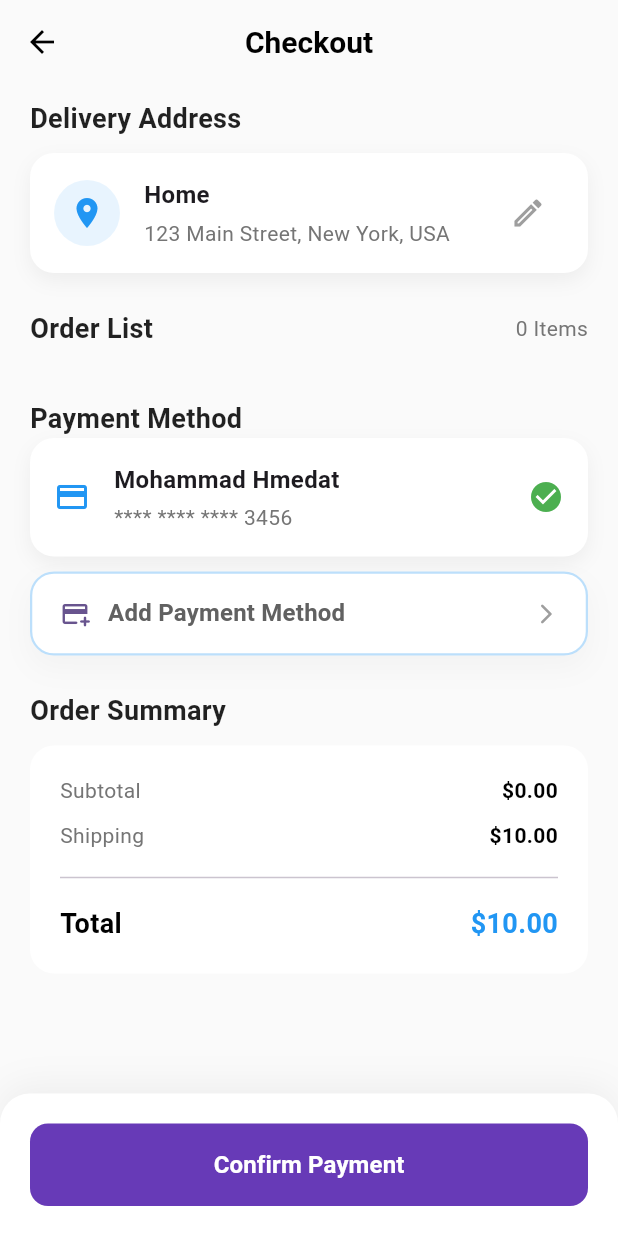
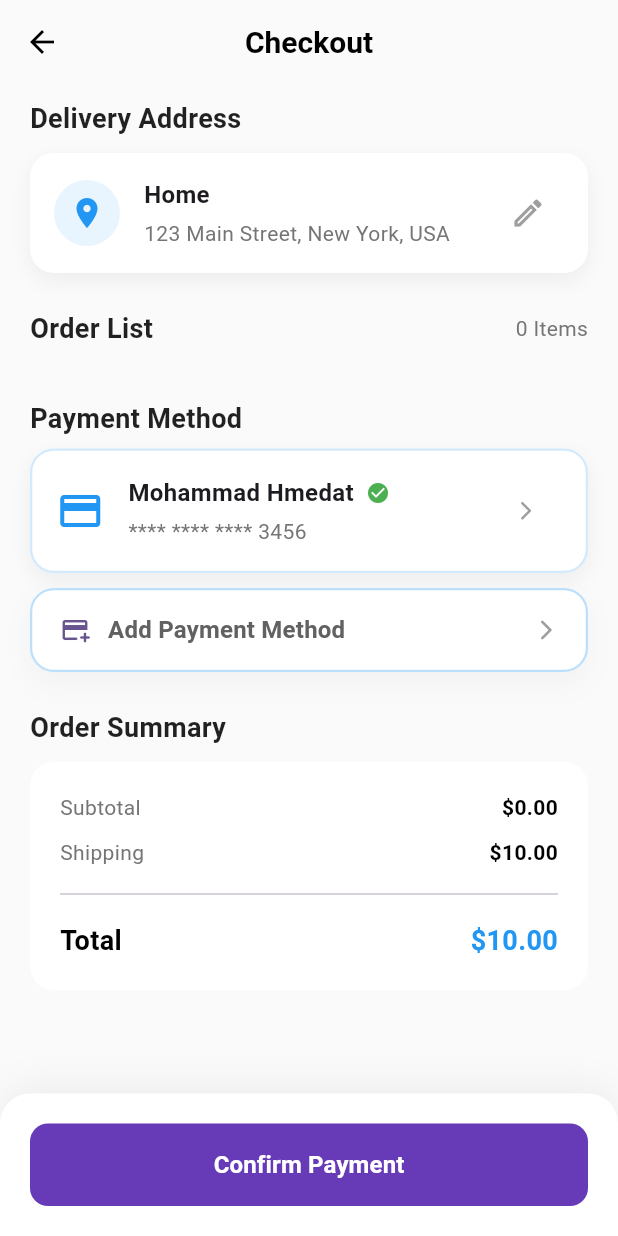
Before and after one commit to MohammadHumedat/E-Commerce-App, a Flutter app: the CheckoutPage screen opened by its route, on a phone screen of 412 x 824 dp. Run offline on Flutter 3.47's test engine with Material 3 defaults, Android fonts, the phone set to English and light mode, and no system bars; our stand-ins replace cached_network_image, flutter_animate, flutter_bloc, flutter_carousel_widget, flutter_dash, persistent_bottom_nav_bar_v2; network calls fail.

Commit message:
style: finalize the style of checkout page and add payment method

```diff
--- a/lib/views/pages/add_new_card.dart
+++ b/lib/views/pages/add_new_card.dart
@@ -4,7 +4,7 @@ import 'package:e_commerce_app/view_model/payment_card/card_state.dart';
 import 'package:flutter/material.dart';
 import 'package:flutter/services.dart';
 import 'package:flutter_bloc/flutter_bloc.dart'; // Import for FilteringTextInputFormatter
-
+// This page allows users to add a new credit/debit card.
 class AddNewCard extends StatefulWidget {
   const AddNewCard({super.key});
 
@@ -224,7 +224,7 @@ class _AddNewCardState extends State<AddNewCard> {
                   // Custom formatter to add spaces after every 4 digits for UX
                   _CardNumberInputFormatter(),
                 ],
-                validator: (value) => value?.replaceAll(' ', '').length != 19
+                validator: (value) => value?.replaceAll(' ', '').length != 16
                     ? 'Card number must be 16 digits'
                     : null,
               ),
--- a/lib/views/pages/checkout_page.dart
+++ b/lib/views/pages/checkout_page.dart
@@ -3,6 +3,7 @@ import 'package:e_commerce_app/models/Payment_cart_model.dart';
 
 import 'package:e_commerce_app/models/add_to_cart_model.dart';
 import 'package:e_commerce_app/view_model/checkout_cubit/checkout_cubit.dart';
+import 'package:e_commerce_app/views/widgets/payment_card_item.dart';
 import 'package:e_commerce_app/views/widgets/payment_method_card.dart';
 import 'package:flutter/material.dart';
 import 'package:flutter_animate/flutter_animate.dart';
@@ -13,52 +14,17 @@ class CheckoutPage extends StatelessWidget {
   const CheckoutPage({super.key});
 
   Widget _buildPaymentMethodItem(PaymentCardModel? chosenCard) {
+    // Updated,view and Add Payments cards.
     if (chosenCard == null) {
       return const Text(
         'No payment method selected',
         style: TextStyle(color: Colors.grey),
       );
     } else {
-      return Container(
-        padding: const EdgeInsets.all(16),
-        decoration: BoxDecoration(
-          color: Colors.white,
-          borderRadius: BorderRadius.circular(16),
-          boxShadow: [
-            BoxShadow(
-              color: Colors.black.withOpacity(0.05),
-              blurRadius: 10,
-              offset: const Offset(0, 5),
-            ),
-          ],
-        ),
-        child: Row(
-          children: [
-           const Icon(Icons.credit_card, color: Colors.blue),
-            const SizedBox(width: 16),
-            Expanded(
-              child: Column(
-                crossAxisAlignment: CrossAxisAlignment.start,
-                children: [
-                  Text(
-                    chosenCard.holderName,
-                    style: const TextStyle(
-                      fontWeight: FontWeight.bold,
-                      fontSize: 16,
-                    ),
-                  ),
-                  const SizedBox(height: 4),
-                  Text(
-                    '**** **** **** ${chosenCard.cardNumber.substring(chosenCard.cardNumber.length - 4)}',
-                    style: TextStyle(color: Colors.grey[600], fontSize: 14),
-                  ),
-                ],
-              ),
-            ),
-           const Icon(Icons.check_circle, color: Colors.green),
-          ],
-        ),
-      );
+      return PaymentCardItem(
+        chosenCard: chosenCard,
+        onTap: () {},
+      ); // Reused PaymentCardItem widget
     }
   }
 
@@ -113,7 +79,7 @@ class CheckoutPage extends StatelessWidget {
                   crossAxisAlignment: CrossAxisAlignment.start,
                   children:
                       [
-                            // 1. Delivery Address Section
+                            //  Delivery Address Section
                             _buildSectionHeader('Delivery Address'),
                             const SizedBox(height: 10),
                             // Address Card
@@ -181,8 +147,9 @@ class CheckoutPage extends StatelessWidget {
 
                             const SizedBox(height: 24),
 
-                            // 3. Payment Method Section
+                            //  Payment Method Section
                             _buildSectionHeader('Payment Method'),
+                            const SizedBox(height: 7),
                             _buildPaymentMethodItem(selectedPaymentCard),
                             const SizedBox(height: 10),
                             const PaymentMethodCard(), // Reused Payment Method Card Widget
--- /dev/null
+++ b/lib/views/widgets/payment_card_item.dart
@@ -0,0 +1,74 @@
+import 'package:e_commerce_app/models/Payment_cart_model.dart';
+import 'package:flutter/material.dart';
+
+class PaymentCardItem extends StatelessWidget {
+  const PaymentCardItem({super.key, required this.chosenCard,  required this.onTap});
+  final PaymentCardModel chosenCard;
+  final VoidCallback onTap;
+
+  @override
+  Widget build(BuildContext context) {
+    return InkWell(
+      onTap: () => onTap.call(),
+      child: Container(
+        padding: const EdgeInsets.all(16),
+        decoration: BoxDecoration(
+          color: Colors.white,
+          borderRadius: BorderRadius.circular(16),
+          border: Border.all(color: Colors.blue.withOpacity(0.2), width: 1.5),
+          boxShadow: [
+            BoxShadow(
+              color: Colors.black.withOpacity(0.05),
+              blurRadius: 10,
+              offset: const Offset(0, 5),
+            ),
+          ],
+        ),
+        child: Row(
+          children: [
+            const Icon(Icons.credit_card, color: Colors.blue, size: 32),
+            const SizedBox(width: 16),
+            Column(
+              crossAxisAlignment: CrossAxisAlignment.start,
+              children: [
+                Row(
+                  children: [
+                    Text(
+                      chosenCard.holderName,
+                      style: const TextStyle(
+                        fontWeight: FontWeight.bold,
+                        fontSize: 16,
+                      ),
+                    ),
+                    const SizedBox(width: 8),
+                    const Icon(
+                      Icons.check_circle,
+                      color: Colors.green,
+                      size: 16,
+                    ),
+                  ],
+                ),
+
+                const SizedBox(height: 4),
+                Text(
+                  '**** **** **** ${chosenCard.cardNumber.substring(chosenCard.cardNumber.length - 4)}',
+                  style: TextStyle(color: Colors.grey[600], fontSize: 14),
+                ),
+              ],
+            ),
+            const Spacer(),
+
+            IconButton(
+              onPressed: () {},
+              icon: const Icon(
+                Icons.arrow_forward_ios_rounded,
+                size: 15,
+                color: Colors.grey,
+              ),
+            ),
+          ],
+        ),
+      ),
+    );
+  }
+}
```
